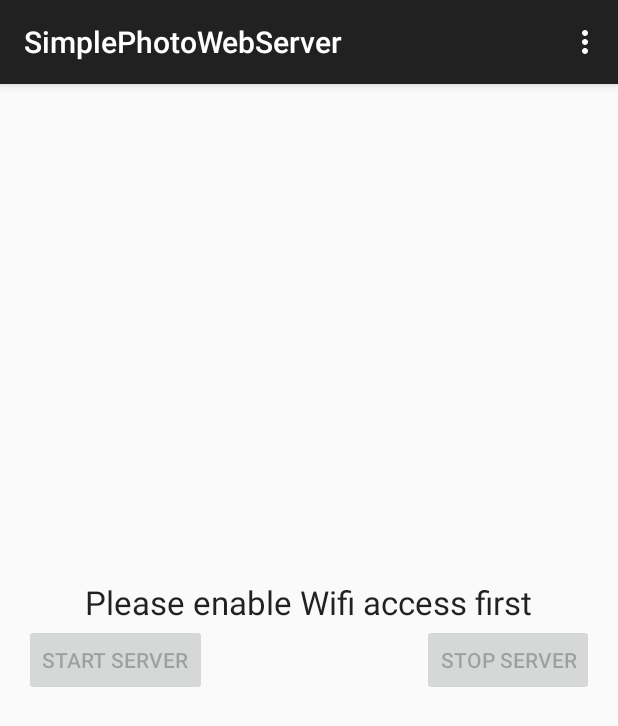
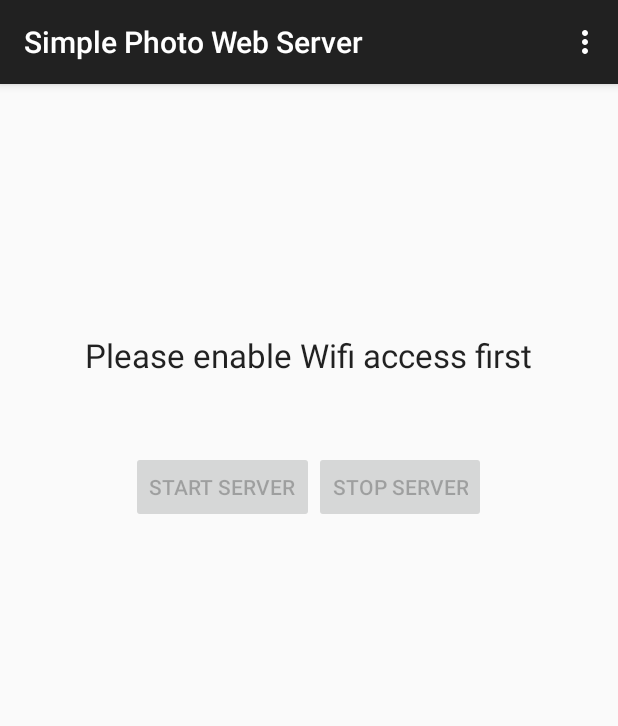
Before and after one commit to sanderbos/AndroidSimplePhotoWebServer, an Android app: the screen it shows after launch (SimplePhotoWebServerActivity), on a phone screen of 412 x 824 dp. Shown: the top 726 px of the screen. Run offline under Robolectric (Android 15) with nearby library versions, the phone set to English and light mode, and no system bars.

Commit message:
Cleanup:  - Added javadoc.  - Made GUI more stable.  - Moved some fixed fields to localized resources.

```diff
--- a/app/src/main/AndroidManifest.xml
+++ b/app/src/main/AndroidManifest.xml
@@ -10,10 +10,11 @@
         android:allowBackup="true"
         android:icon="@mipmap/ic_launcher"
         android:label="@string/app_name"
-        android:theme="@style/AppTheme" >
+        android:theme="@style/AppTheme">
         <activity
             android:name=".SimplePhotoWebServerActivity"
-            android:label="@string/app_name" >
+            android:label="@string/app_name"
+            android:screenOrientation="portrait">
             <intent-filter>
                 <action android:name="android.intent.action.MAIN" />
 
--- a/app/src/main/java/com/sanderbos/simplephotowebserver/SimplePhotoWebServerActivity.java
+++ b/app/src/main/java/com/sanderbos/simplephotowebserver/SimplePhotoWebServerActivity.java
@@ -1,8 +1,5 @@
 package com.sanderbos.simplephotowebserver;
 
-import android.content.Context;
-import android.net.ConnectivityManager;
-import android.net.NetworkInfo;
 import android.support.v7.app.ActionBarActivity;
 import android.os.Bundle;
 import android.view.Menu;
@@ -11,22 +8,46 @@ import android.view.View;
 import android.widget.Button;
 import android.widget.TextView;
 
+import com.sanderbos.simplephotowebserver.util.MyLog;
+import com.sanderbos.simplephotowebserver.util.NetworkUtil;
+
 import java.io.IOException;
-import java.net.Inet4Address;
-import java.net.InetAddress;
-import java.net.NetworkInterface;
-import java.net.SocketException;
-import java.util.Enumeration;
+import java.text.MessageFormat;
 
-
+/**
+ * Main activity for project, showing the status and allowing the server to be stopped and started.
+ */
 public class SimplePhotoWebServerActivity extends ActionBarActivity {
 
-    InternalWebServer internalWebServer;
+    /**
+     * Reference to running web server daemon (null if not currently running).
+     */
+    InternalPhotoWebServer internalWebServer;
 
+    /**
+     * Reference to start button.
+     */
     private Button startButton;
+
+    /**
+     * Reference to stop button.
+     */
     private Button stopButton;
+
+    /**
+     * Reference to status text.
+     */
     private TextView statusTextView;
 
+    /**
+     * Reference to status text for the current URL.
+     */
+    private TextView urlTextView;
+
+    /**
+     * onCreate implementation, get references to screen items and set up initial state.
+     * @param savedInstanceState Previous state of activity.
+     */
     @Override
     protected void onCreate(Bundle savedInstanceState) {
         super.onCreate(savedInstanceState);
@@ -35,21 +56,29 @@ public class SimplePhotoWebServerActivity extends ActionBarActivity {
         startButton = (Button) findViewById(R.id.startButton);
         stopButton = (Button) findViewById(R.id.stopButton);
         statusTextView = (TextView) findViewById(R.id.statusText);
+        urlTextView = (TextView) findViewById(R.id.urlText);
 
         updateGUIStatus();
 
-        //startWebServer();
-
     }
 
-
+    /**
+     * onCreateOptionsMenu implementation.
+     * @param menu Reference to menu.
+     * @return Return false to not show menu initially.
+     */
     @Override
     public boolean onCreateOptionsMenu(Menu menu) {
         // Inflate the menu; this adds items to the action bar if it is present.
         getMenuInflater().inflate(R.menu.menu_simple_photo_web_server, menu);
-        return true;
+        return false;
     }
 
+    /**
+     * onOptionsItemSelected implementation.
+     * @param item The menu item being clicked.
+     * @return True in case menu item selection has been consumed.
+     */
     @Override
     public boolean onOptionsItemSelected(MenuItem item) {
         // Handle action bar item clicks here. The action bar will
@@ -65,34 +94,53 @@ public class SimplePhotoWebServerActivity extends ActionBarActivity {
         return super.onOptionsItemSelected(item);
     }
 
+    /**
+     * onDestroy implementation, stop web server if it is currently running.
+     */
     @Override
     protected void onDestroy() {
         super.onDestroy();
-
         stopWebServer();
     }
 
+    /**
+     * onStop implementation, stop web server if it is currently running.
+     */
     @Override
     protected void onStop() {
         stopWebServer();
         super.onStop();
     }
 
+    /**
+     * Handler for click of start button, start the web server.
+     * @param view The button clicked.
+     */
     public void onStartButtonClicked(View view) {
+
         startWebServer();
     }
 
+    /**
+     * Handler for click of stop button, stop the web server.
+     * @param view The button clicked.
+     */
     public void onStopButtonClicked(View view) {
         stopWebServer();
     }
 
+    /**
+     * Start the web server in the background.
+     * @return Whether the web server was started (currently always true).
+     */
     private boolean startWebServer() {
         MyLog.debug("startWebServer called");
         stopWebServer();
-        internalWebServer = new InternalWebServer();
+        int port = Integer.valueOf(getResources().getText(R.string.number_default_httpd_port).toString());
+        internalWebServer = new InternalPhotoWebServer(port);
         try {
             internalWebServer.start();
-        } catch(IOException ioException) {
+        } catch (IOException ioException) {
             MyLog.error("The server could not start.", ioException);
         }
         MyLog.debug("Web server initialized.");
@@ -100,6 +148,10 @@ public class SimplePhotoWebServerActivity extends ActionBarActivity {
         return true;
     }
 
+    /**
+     * Stop the web server, if one is running  in the background.
+     * @return Whether the web server was stopped (currently always true).
+     */
     private boolean stopWebServer() {
         MyLog.debug("stopWebServer called");
         boolean stopped = false;
@@ -113,59 +165,48 @@ public class SimplePhotoWebServerActivity extends ActionBarActivity {
         return stopped;
     }
 
+    /**
+     * Check the current status of the web server background thread, and the wifi status, and
+     * set the status text fields and enable or disable the buttons appropriately.
+     */
     private void updateGUIStatus() {
-        if (!isWifiEnabled()) {
-            statusTextView.setText("Please enable Wifi access first");
+        if (!NetworkUtil.isWifiEnabled(this)) {
+            statusTextView.setText(getResources().getText(R.string.msg_enable_wifi));
+            urlTextView.setText("");
             startButton.setEnabled(false);
             stopButton.setEnabled(false);
         } else if (isWebServerRunning()) {
             String publicURL = getPublicURL();
-            statusTextView.setText("Server is running on " + publicURL);
+            statusTextView.setText(getResources().getText(R.string.msg_server_running));
+            urlTextView.setText(publicURL);
             startButton.setEnabled(false);
             stopButton.setEnabled(true);
         } else {
-            statusTextView.setText("Server is not running");
+            statusTextView.setText(getResources().getText(R.string.msg_server_not_running));
+            urlTextView.setText("");
             startButton.setEnabled(true);
             stopButton.setEnabled(false);
         }
     }
 
+    /**
+     * Construct the URL by which the web server is accessible.
+     * @return The public URL, or null in case there is not currently a web server running.
+     */
     private String getPublicURL() {
         String result = null;
-        if (isWifiEnabled() && isWebServerRunning()) {
-            result = "http://" + getLocalIpAddress() + ":" + internalWebServer.getListeningPort() + "/";
+        if (NetworkUtil.isWifiEnabled(this) && isWebServerRunning()) {
+            result = MessageFormat.format("http://{0}:{1,number,#}/", NetworkUtil.getLocalIpAddress(this), internalWebServer.getListeningPort());
         }
         return result;
     }
 
+    /**
+     * Determine from the internalWebServer field whether a web server background thread is currently running.
+     * @return True in case a web server thread is currently running in the background, false if it is not.
+     */
     private boolean isWebServerRunning() {
         return internalWebServer != null && internalWebServer.isAlive();
     }
 
-    private boolean isWifiEnabled() {
-        ConnectivityManager connManager = (ConnectivityManager) getSystemService(Context.CONNECTIVITY_SERVICE);
-        NetworkInfo wifiNetworkInfo = connManager.getNetworkInfo(ConnectivityManager.TYPE_WIFI);
-        return wifiNetworkInfo!= null && wifiNetworkInfo.isConnected();
-    }
-
-    private String getLocalIpAddress() {
-        try {
-            if (isWifiEnabled()) {
-                for (Enumeration<NetworkInterface> en = NetworkInterface.getNetworkInterfaces(); en.hasMoreElements(); ) {
-                    NetworkInterface intf = en.nextElement();
-                    for (Enumeration<InetAddress> enumIpAddr = intf.getInetAddresses(); enumIpAddr.hasMoreElements(); ) {
-                        InetAddress inetAddress = enumIpAddr.nextElement();
-                        if (!inetAddress.isLoopbackAddress() && inetAddress instanceof Inet4Address) {
-                            String ip = inetAddress.getHostAddress();
-                            MyLog.debug("***** IP=" + ip);
-                            return ip;
-                        }
-                    }
-                }
-            }
-        } catch (SocketException ex) {
-            MyLog.error(ex.toString(), ex);
-        }
-        return null;
-    }
 }
--- /dev/null
+++ b/app/src/main/java/com/sanderbos/simplephotowebserver/util/NetworkUtil.java
@@ -0,0 +1,58 @@
+package com.sanderbos.simplephotowebserver.util;
+
+import android.app.Activity;
+import android.content.Context;
+import android.net.ConnectivityManager;
+import android.net.NetworkInfo;
+
+import java.net.Inet4Address;
+import java.net.InetAddress;
+import java.net.NetworkInterface;
+import java.net.SocketException;
+import java.util.Enumeration;
+
+/**
+ * Class with network utility methods.
+ */
+public class NetworkUtil {
+
+    /**
+     * Utility method to determine whether wifi is currently enabled on device.
+     * @param context Any activity.
+     * @return True in case wifi is enabled, false otherwise.
+     */
+    public static boolean isWifiEnabled(Activity context) {
+        ConnectivityManager connManager = (ConnectivityManager) context.getSystemService(Context.CONNECTIVITY_SERVICE);
+        NetworkInfo wifiNetworkInfo = connManager.getNetworkInfo(ConnectivityManager.TYPE_WIFI);
+        return wifiNetworkInfo!= null && wifiNetworkInfo.isConnected();
+    }
+
+    /**
+     * Utility method to get the ip address of the device.
+     * Only works for IP4-addresses right now (cannot test IP6 properly).
+     * @param context Any activity.
+     * @return The ip-adress if it can be determined, or null in case it cannot be determined (e.g. because the device has no IP, or no IPv4 IP adress,
+     * or in case of an error).
+     */
+    public static String getLocalIpAddress(Activity context) {
+        try {
+            if (isWifiEnabled(context)) {
+                for (Enumeration<NetworkInterface> en = NetworkInterface.getNetworkInterfaces(); en.hasMoreElements(); ) {
+                    NetworkInterface intf = en.nextElement();
+                    for (Enumeration<InetAddress> enumIpAddr = intf.getInetAddresses(); enumIpAddr.hasMoreElements(); ) {
+                        InetAddress inetAddress = enumIpAddr.nextElement();
+                        if (!inetAddress.isLoopbackAddress() && inetAddress instanceof Inet4Address) {
+                            String ip = inetAddress.getHostAddress();
+                            MyLog.debug("***** IP=" + ip);
+                            return ip;
+                        }
+                    }
+                }
+            }
+        } catch (SocketException ex) {
+            MyLog.error(ex.toString(), ex);
+        }
+        return null;
+    }
+
+}
--- a/app/src/main/res/layout/activity_simple_photo_web_server.xml
+++ b/app/src/main/res/layout/activity_simple_photo_web_server.xml
@@ -6,32 +6,53 @@
     android:paddingBottom="@dimen/activity_vertical_margin"
     tools:context=".SimplePhotoWebServerActivity">
 
-    <Button
+    <TextView
         android:layout_width="wrap_content"
         android:layout_height="wrap_content"
-        android:text="@string/start_button_label"
-        android:id="@+id/startButton"
-        android:layout_centerVertical="true"
-        android:layout_alignParentLeft="true"
-        android:layout_alignParentStart="true"
-        android:onClick="onStartButtonClicked" />
-
-    <Button
-        android:layout_width="wrap_content"
-        android:layout_height="wrap_content"
-        android:text="@string/stop_button_label"
-        android:id="@+id/stopButton"
-        android:layout_alignTop="@+id/startButton"
-        android:layout_alignParentRight="true"
-        android:layout_alignParentEnd="true"
-        android:onClick="onStopButtonClicked" />
+        android:textAppearance="?android:attr/textAppearanceLarge"
+        android:text="@string/status_text_default_label"
+        android:id="@+id/statusText"
+        android:layout_alignParentTop="true"
+        android:layout_centerHorizontal="true"
+        android:layout_marginTop="150dp" />
 
     <TextView
         android:layout_width="wrap_content"
         android:layout_height="wrap_content"
         android:textAppearance="?android:attr/textAppearanceLarge"
-        android:text="Status..."
-        android:id="@+id/statusText"
-        android:layout_above="@+id/startButton"
-        android:layout_centerHorizontal="true" />
+        android:text="@string/url_text_default_label"
+        android:id="@+id/urlText"
+        android:layout_below="@+id/statusText"
+        android:layout_centerHorizontal="true"
+        android:layout_marginBottom="20dp" />
+
+    <LinearLayout
+        android:orientation="horizontal"
+        android:layout_width="fill_parent"
+        android:layout_height="fill_parent"
+        android:layout_alignParentRight="true"
+        android:layout_alignParentEnd="true"
+        android:layout_below="@+id/urlText"
+        android:gravity="center_horizontal">
+
+        <Button
+            android:layout_width="wrap_content"
+            android:layout_height="wrap_content"
+            android:text="@string/start_button_label"
+            android:id="@+id/startButton"
+            android:onClick="onStartButtonClicked"
+            android:layout_alignTop="@+id/stopButton"
+            android:layout_toLeftOf="@+id/urlText"
+            android:layout_toStartOf="@+id/urlText" />
+
+        <Button
+            android:layout_width="wrap_content"
+            android:layout_height="wrap_content"
+            android:text="@string/stop_button_label"
+            android:id="@+id/stopButton"
+            android:onClick="onStopButtonClicked"
+            android:layout_centerVertical="true"
+            android:layout_toRightOf="@+id/urlText"
+            android:layout_toEndOf="@+id/urlText" />
+    </LinearLayout>
 </RelativeLayout>
--- a/app/src/main/res/values/strings.xml
+++ b/app/src/main/res/values/strings.xml
@@ -1,8 +1,13 @@
 <resources>
-    <string name="app_name">SimplePhotoWebServer</string>
+    <string name="app_name">Simple Photo Web Server</string>
 
-    <string name="hello_world">Hello world!</string>
     <string name="action_settings">Settings</string>
     <string name="stop_button_label">Stop Server</string>
     <string name="start_button_label">Start Server</string>
+    <string name="msg_enable_wifi">Please enable Wifi access first</string>
+    <string name="msg_server_running">Server is running on</string>
+    <string name="msg_server_not_running">Server is not running</string>
+    <string name="status_text_default_label">Status...</string>
+    <string name="url_text_default_label">none</string>
+    <string name="number_default_httpd_port">9009</string>
 </resources>
```
Also changed, not shown: app/src/main/java/com/sanderbos/simplephotowebserver/InternalPhotoWebServer.java (renamed from app/src/main/java/com/sanderbos/simplephotowebserver/InternalWebServer.java, +19 -10 lines), app/src/main/java/com/sanderbos/simplephotowebserver/MyLog.java (deleted, +0 -32 lines), app/src/main/java/com/sanderbos/simplephotowebserver/util/MyLog.java (added, +61 -0 lines), 1 other file.
